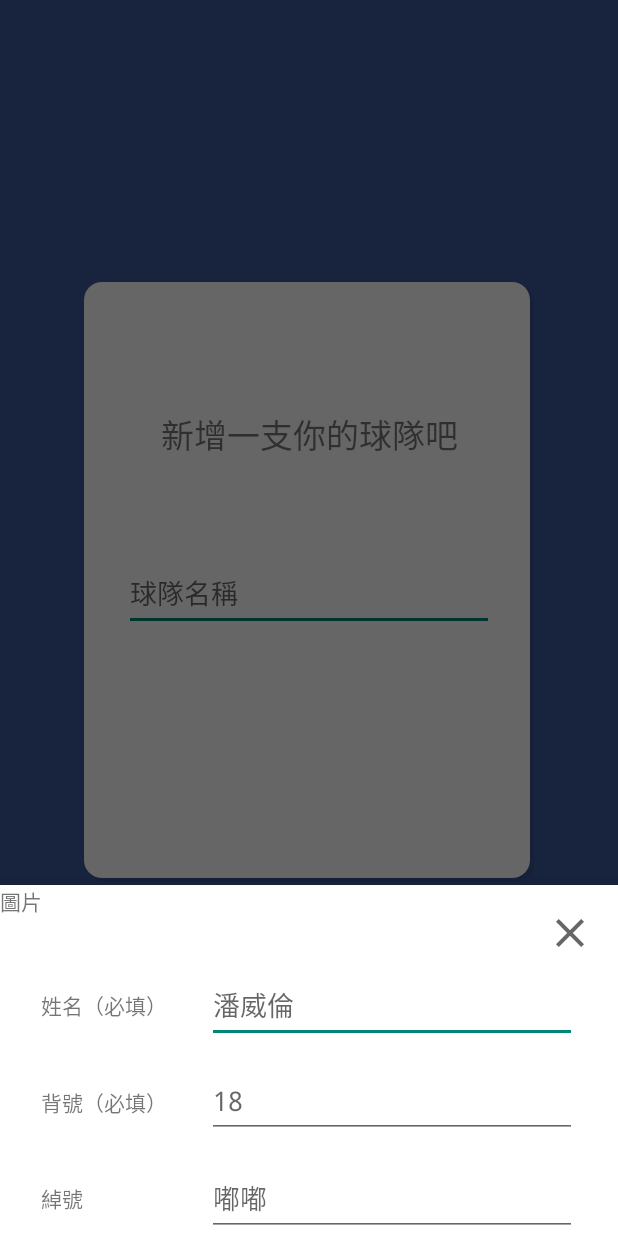
After one commit to kuog1030/Baseball-Time, an Android app: the NewPlayerDialog screen opened through its navigation route, on a phone screen of 412 x 824 dp. The commit adds this screen. Run offline under Robolectric (Android 15) with nearby library versions, the phone set to English and light mode, and no system bars; our stand-ins replace data binding; plain views replace ViewPagerArrowIndicator; 5 statements that could not run were skipped.

Commit message:
Create add new player bottom dialog

```diff
--- /dev/null
+++ b/app/src/main/java/com/gillian/baseball/team/newplayer/NewPlayerDialog.kt
@@ -0,0 +1,23 @@
+package com.gillian.baseball.team.newplayer
+
+import android.os.Bundle
+import android.view.LayoutInflater
+import android.view.View
+import android.view.ViewGroup
+import com.gillian.baseball.databinding.DialogNewPlayerBinding
+import com.google.android.material.bottomsheet.BottomSheetDialogFragment
+
+class NewPlayerDialog  : BottomSheetDialogFragment() {
+
+
+    override fun onCreateView(inflater: LayoutInflater, container: ViewGroup?, savedInstanceState: Bundle?
+    ): View? {
+        val binding = DialogNewPlayerBinding.inflate(inflater, container, false)
+
+
+
+
+
+        return binding.root
+    }
+}
--- a/app/src/main/res/layout/dialog_new_player.xml
+++ b/app/src/main/res/layout/dialog_new_player.xml
@@ -1,7 +1,9 @@
 <?xml version="1.0" encoding="utf-8"?>
-<androidx.constraintlayout.widget.ConstraintLayout xmlns:android="http://schemas.android.com/apk/res/android"
+<layout xmlns:android="http://schemas.android.com/apk/res/android"
     xmlns:app="http://schemas.android.com/apk/res-auto"
-    xmlns:tools="http://schemas.android.com/tools"
+    xmlns:tools="http://schemas.android.com/tools">
+
+    <androidx.constraintlayout.widget.ConstraintLayout
         android:layout_width="match_parent"
         android:layout_height="match_parent">
 
@@ -20,10 +22,10 @@
             android:id="@+id/edit_new_player_name"
             android:layout_width="wrap_content"
             android:layout_height="wrap_content"
+            android:layout_marginTop="56dp"
             android:ems="10"
             android:hint="@string/name_hint"
             android:inputType="textPersonName"
-        android:layout_marginTop="56dp"
             app:layout_constraintEnd_toEndOf="parent"
             app:layout_constraintHorizontal_bias="0.5"
             app:layout_constraintStart_toEndOf="@+id/text_new_player_name"
@@ -88,3 +90,4 @@
             app:srcCompat="@drawable/ic_baseline_clear_24" />
 
     </androidx.constraintlayout.widget.ConstraintLayout>
+</layout>
--- a/app/src/main/res/layout/pager_teammate.xml
+++ b/app/src/main/res/layout/pager_teammate.xml
@@ -59,10 +59,12 @@
             app:spanCount="3"
             tools:listitem="@layout/item_teammate" />
 
-        <ImageView
+        <ImageButton
             android:id="@+id/imageView2"
             android:layout_width="wrap_content"
             android:layout_height="wrap_content"
+            android:background="@color/transparent"
+            android:onClick="@{()->viewModel.addNewPlayer()}"
             app:layout_constraintBottom_toTopOf="@+id/recycler_team_teammate"
             app:layout_constraintEnd_toEndOf="@+id/layout_team_my_card"
             app:layout_constraintTop_toBottomOf="@+id/layout_team_my_card"
--- a/app/src/main/res/navigation/navigation.xml
+++ b/app/src/main/res/navigation/navigation.xml
@@ -27,6 +27,7 @@
     <action android:id="@+id/navigationToStat" app:destination="@id/statFragment" />
     <action android:id="@+id/navigationToTeam" app:destination="@id/teamFragment" />
     <action android:id="@+id/navigationToOrder" app:destination="@id/orderFragment" />
+    <action android:id="@+id/navigationToNewPlayer" app:destination="@id/newPlayerDialog" />
 
     <fragment
         android:id="@+id/orderFragment"
@@ -48,5 +49,9 @@
         android:id="@+id/firstLoginFragment"
         android:name="com.gillian.baseball.firstlogin.FirstLoginFragment"
         android:label="FirstLoginFragment" />
+    <dialog
+        android:id="@+id/newPlayerDialog"
+        android:name="com.gillian.baseball.team.newplayer.NewPlayerDialog"
+        android:label="NewPlayerDialog" />
 
 </navigation>
```
Also changed, not shown: app/src/main/java/com/gillian/baseball/team/TeamViewModel.kt (+13 -0 lines), app/src/main/java/com/gillian/baseball/team/pager/TeammatePager.kt (+11 -0 lines). Lines whose indentation alone changed are shown as unchanged.
